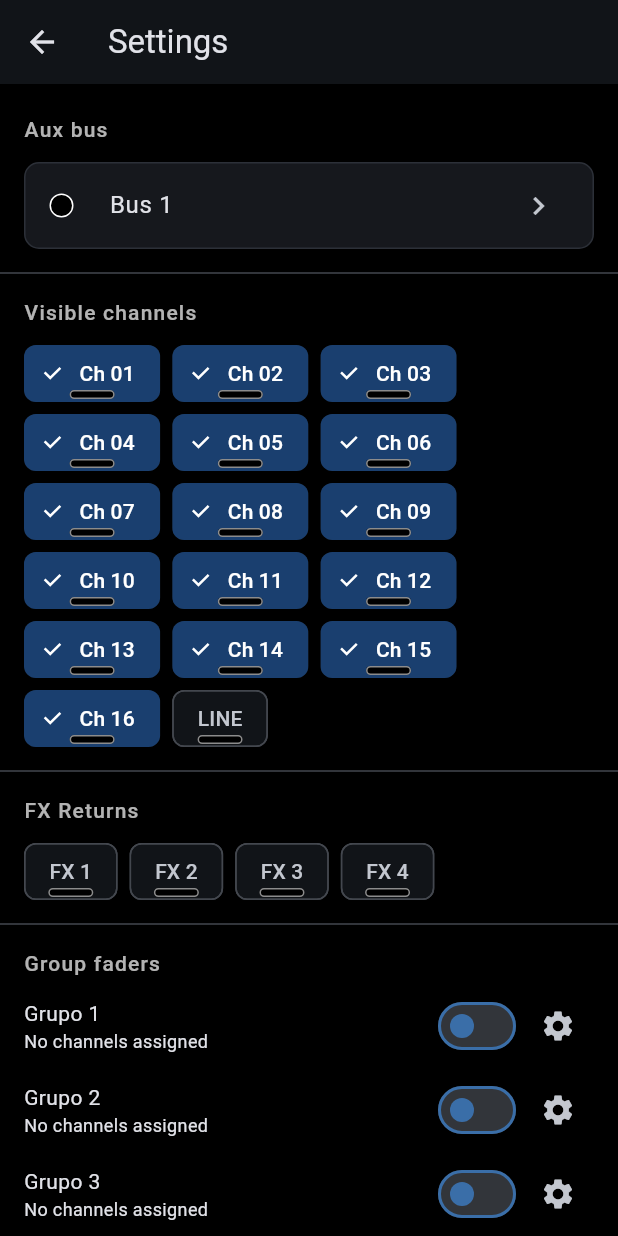
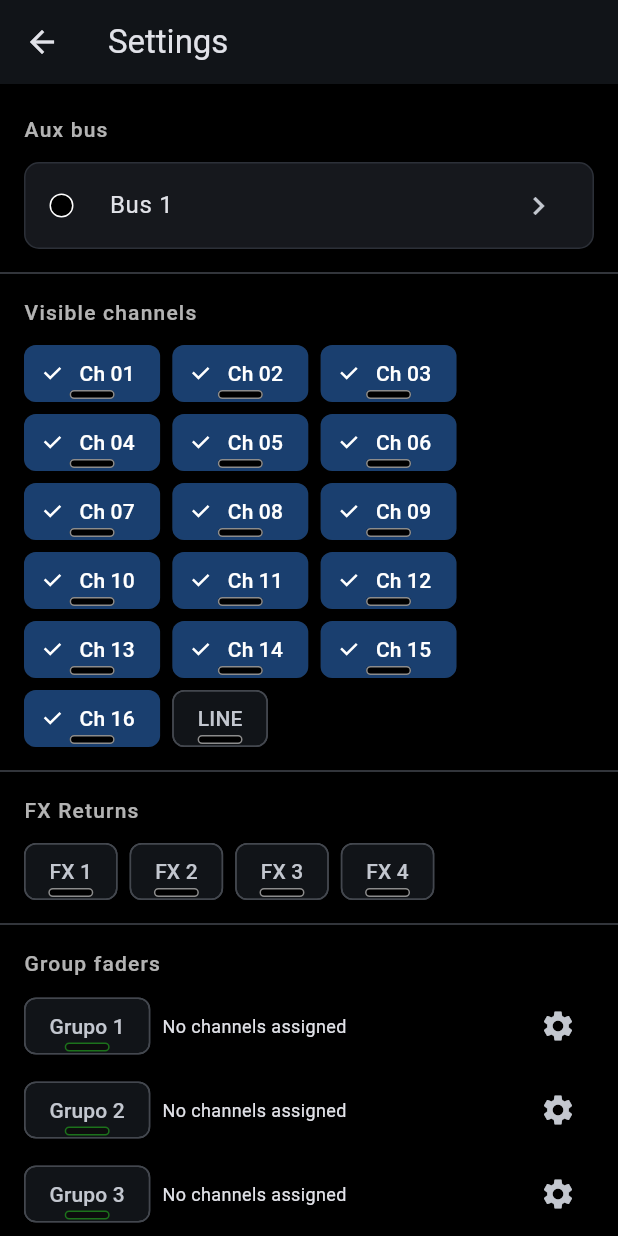
Before and after one commit to Via-Nubium/StageMon, a Flutter app: the MixerScreen screen opened directly with empty values, after a tap on the "settings" icon, on a phone screen of 412 x 824 dp. Run offline on Flutter 3.47's test engine with Material 3 defaults, Android fonts, the phone set to English and light mode, and no system bars; our stand-ins replace package_info_plus, shared_preferences; missing offline and left inert: osc; accounts and stored records are empty; generated files the repository leaves out were written again.

Commit message:
Redesign group fader chips and give groups their own color
Group faders were the only Settings section still using a Switch instead of
the visibility chip pattern used everywhere else. They now show a chip +
"x channels"/"No channels assigned" legend + gear, capped to a max width
so it holds up in landscape/tablet without stranding the gear icon.

Groups also gain a color, picked from the same long-press sheet as channels/
LINE/FX/MASTER — folded into one combined </> list instead of a separate
sheet — with the console-sync option present but disabled, since a group has
no console counterpart. The color persists with the rest of the group config
and now colors the group's name pill in the mixer view. Defaults to Green Inv
(matching the old fixed group color) both for brand-new configs and for
configs saved before this field existed.

```diff
--- a/lib/models/group_fader_config.dart
+++ b/lib/models/group_fader_config.dart
@@ -6,6 +6,12 @@ class GroupFaderConfig {
   final Set<int> channels;   // 1-16
   final Set<int> fxReturns;  // 1-4
   final bool lineIn;
+  // A group is a local combo of channels, not a real console fader, so
+  // there's no console color to sync from — just a manually picked one.
+  // Defaults to Green Inv, the color the fixed group-fader green used to be.
+  final int colorIndex;
+
+  static const int defaultColorIndex = 10; // GNi — Verde Inv
 
   const GroupFaderConfig({
     required this.name,
@@ -13,6 +19,7 @@ class GroupFaderConfig {
     required this.channels,
     this.fxReturns = const {},
     this.lineIn = false,
+    this.colorIndex = defaultColorIndex,
   });
 
   int get memberCount => channels.length + fxReturns.length + (lineIn ? 1 : 0);
@@ -23,12 +30,14 @@ class GroupFaderConfig {
     Set<int>? channels,
     Set<int>? fxReturns,
     bool? lineIn,
+    int? colorIndex,
   }) => GroupFaderConfig(
         name: name ?? this.name,
         visible: visible ?? this.visible,
         channels: channels ?? this.channels,
         fxReturns: fxReturns ?? this.fxReturns,
         lineIn: lineIn ?? this.lineIn,
+        colorIndex: colorIndex ?? this.colorIndex,
       );
 
   Map<String, dynamic> toJson() => {
@@ -37,6 +46,7 @@ class GroupFaderConfig {
         'channels': channels.toList(),
         'fxReturns': fxReturns.toList(),
         'lineIn': lineIn,
+        'colorIndex': colorIndex,
       };
 
   factory GroupFaderConfig.fromJson(Map<String, dynamic> json) => GroupFaderConfig(
@@ -47,6 +57,7 @@ class GroupFaderConfig {
             ? Set<int>.from((json['fxReturns'] as List).map((e) => e as int))
             : {},
         lineIn: json['lineIn'] as bool? ?? false,
+        colorIndex: json['colorIndex'] as int? ?? defaultColorIndex,
       );
 
   static List<GroupFaderConfig> defaultConfigs() => [
--- a/lib/screens/mixer_screen.dart
+++ b/lib/screens/mixer_screen.dart
@@ -1017,6 +1017,7 @@ class _MixerScreenState extends State<MixerScreen> {
                                             lineIn: e.value.lineIn,
                                             busNum: _ctrl.effectiveBus,
                                             service: widget.service,
+                                            nameColorIndex: e.value.colorIndex,
                                             isPinchActive: _isPinchActive,
                                             onDragActiveStart:
                                                 _onFaderDragStart,
--- a/lib/screens/settings_screen.dart
+++ b/lib/screens/settings_screen.dart
@@ -109,9 +109,11 @@ class _SettingsScreenState extends State<SettingsScreen> {
     _busColors,
   ));
 
-  // Channels, then LINE, then FX returns, then the aux bus — the order the
-  // </> arrows in the color sheet step through, independent of which of
-  // them are visible.
+  // Channels, then LINE, then FX returns, then group faders, then the aux
+  // bus — the order the </> arrows in the color sheet step through,
+  // independent of which of them are visible. Group faders have no console
+  // counterpart (allowConsoleSync: false) since they're a local combo, not
+  // a real console channel.
   List<ColorableFader> _colorableFaders() => [
     for (var ch = 1; ch <= 16; ch++)
       ColorableFader(
@@ -133,6 +135,16 @@ class _SettingsScreenState extends State<SettingsScreen> {
         onChanged: (index) => setState(() => _fxReturnColors[rtn] = index),
         consoleColorIndex: widget.consoleFxReturnColors[rtn],
       ),
+    for (var i = 0; i < _groupConfigs.length; i++)
+      ColorableFader(
+        label: _groupConfigs[i].name,
+        colorIndex: _groupConfigs[i].colorIndex,
+        onChanged: (index) => setState(() {
+          _groupConfigs[i] = _groupConfigs[i].copyWith(colorIndex: index);
+        }),
+        consoleColorIndex: null,
+        allowConsoleSync: false,
+      ),
     ColorableFader(
       label: _busFaderChipLabel(),
       colorIndex: _busColors[_busColorKey],
@@ -140,6 +152,10 @@ class _SettingsScreenState extends State<SettingsScreen> {
       consoleColorIndex: widget.consoleBusColors[_busColorKey],
     ),
   ];
+
+  // Position of group i within _colorableFaders(): 16 channels + LINE + 4
+  // FX returns come first.
+  int _groupColorPosition(int i) => 21 + i;
 
   void _openColorSheet(int position) {
     showChannelColorSheet(
@@ -484,26 +500,38 @@ class _SettingsScreenState extends State<SettingsScreen> {
                     horizontal: 16,
                     vertical: 4,
                   ),
-                  child: Row(
+                  child: ConstrainedBox(
+                    // Caps the row so it doesn't stretch edge-to-edge on
+                    // landscape/tablet, which otherwise strands the gear
+                    // icon far from the chip and legend.
+                    constraints: const BoxConstraints(maxWidth: 420),
+                    child: LayoutBuilder(
+                      builder: (context, constraints) => Row(
                         children: [
+                          ConstrainedBox(
+                            constraints: BoxConstraints(
+                              maxWidth: constraints.maxWidth * 0.5,
+                            ),
+                            child: _colorableChip(
+                              label: cfg.name,
+                              selected: cfg.visible,
+                              onSelected: (on) => setState(() {
+                                _groupConfigs[i] = cfg.copyWith(visible: on);
+                              }),
+                              colorIndex: cfg.colorIndex,
+                              consoleColorIndex: null,
+                              onLongPress: () =>
+                                  _openColorSheet(_groupColorPosition(i)),
+                            ),
+                          ),
                           Expanded(
-                        child: Column(
-                          crossAxisAlignment: CrossAxisAlignment.start,
-                          mainAxisSize: MainAxisSize.min,
-                          children: [
-                            Text(cfg.name),
-                            Text(
+                            child: Padding(
+                              padding: const EdgeInsets.only(left: 8),
+                              child: Text(
                                 subtitle,
                                 style: const TextStyle(fontSize: 12),
                               ),
-                          ],
                             ),
-                      ),
-                      Switch(
-                        value: cfg.visible,
-                        onChanged: (on) => setState(() {
-                          _groupConfigs[i] = cfg.copyWith(visible: on);
-                        }),
                           ),
                           IconButton(
                             icon: const Icon(Icons.settings),
@@ -511,6 +539,8 @@ class _SettingsScreenState extends State<SettingsScreen> {
                             onPressed: () => _openGroupConfig(i),
                           ),
                         ],
+                      ),
+                    ),
                   ),
                 );
               }),
```
Also changed, not shown: lib/widgets/channel_color_sheet.dart (+18 -4 lines), lib/widgets/group_fader.dart (+22 -2 lines). Lines whose indentation alone changed are shown as unchanged.
